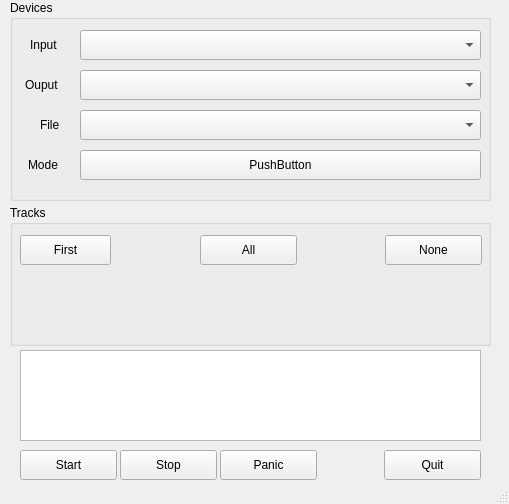
This is src/form.ui in obook/I-like-Chopin as Qt 5 draws it before an edit. The edited form follows.
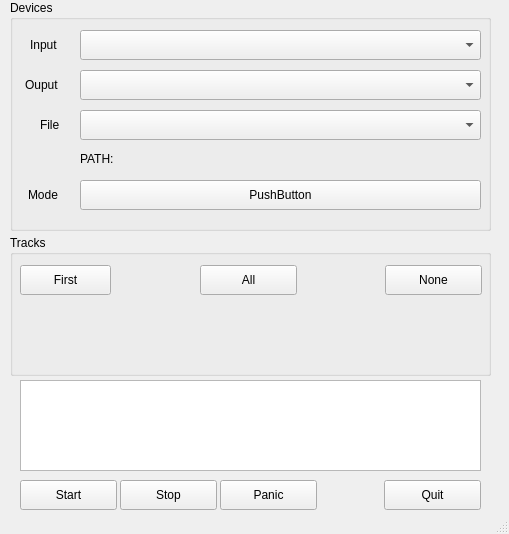
This is the edited form.

Commit message: Print midifiles path

```diff
--- a/src/form.ui
+++ b/src/form.ui
@@ -10,7 +10,7 @@
     <x>0</x>
     <y>0</y>
     <width>509</width>
-    <height>504</height>
+    <height>534</height>
    </rect>
   </property>
   <property name="windowTitle">
@@ -21,7 +21,7 @@
     <property name="geometry">
      <rect>
       <x>20</x>
-      <y>450</y>
+      <y>480</y>
       <width>97</width>
       <height>30</height>
      </rect>
@@ -34,7 +34,7 @@
     <property name="geometry">
      <rect>
       <x>120</x>
-      <y>450</y>
+      <y>480</y>
       <width>97</width>
       <height>30</height>
      </rect>
@@ -47,7 +47,7 @@
     <property name="geometry">
      <rect>
       <x>384</x>
-      <y>450</y>
+      <y>480</y>
       <width>97</width>
       <height>30</height>
      </rect>
@@ -62,7 +62,7 @@
       <x>10</x>
       <y>0</y>
       <width>481</width>
-      <height>201</height>
+      <height>231</height>
      </rect>
     </property>
     <property name="title">
@@ -72,7 +72,7 @@
      <property name="geometry">
       <rect>
        <x>70</x>
-       <y>150</y>
+       <y>180</y>
        <width>401</width>
        <height>30</height>
       </rect>
@@ -118,7 +118,7 @@
      <property name="geometry">
       <rect>
        <x>18</x>
-       <y>154</y>
+       <y>184</y>
        <width>71</width>
        <height>22</height>
       </rect>
@@ -163,12 +163,25 @@
       </rect>
      </property>
     </widget>
+    <widget class="QLabel" name="label_midipath">
+     <property name="geometry">
+      <rect>
+       <x>70</x>
+       <y>150</y>
+       <width>401</width>
+       <height>17</height>
+      </rect>
+     </property>
+     <property name="text">
+      <string>PATH:</string>
+     </property>
+    </widget>
    </widget>
    <widget class="QGroupBox" name="groupBox_2">
     <property name="geometry">
      <rect>
       <x>10</x>
-      <y>205</y>
+      <y>235</y>
       <width>481</width>
       <height>141</height>
      </rect>
@@ -231,7 +244,7 @@
     <property name="geometry">
      <rect>
       <x>220</x>
-      <y>450</y>
+      <y>480</y>
       <width>97</width>
       <height>30</height>
      </rect>
@@ -244,7 +257,7 @@
     <property name="geometry">
      <rect>
       <x>20</x>
-      <y>350</y>
+      <y>380</y>
       <width>461</width>
       <height>91</height>
      </rect>
```
The commit also changes 5 other files.
